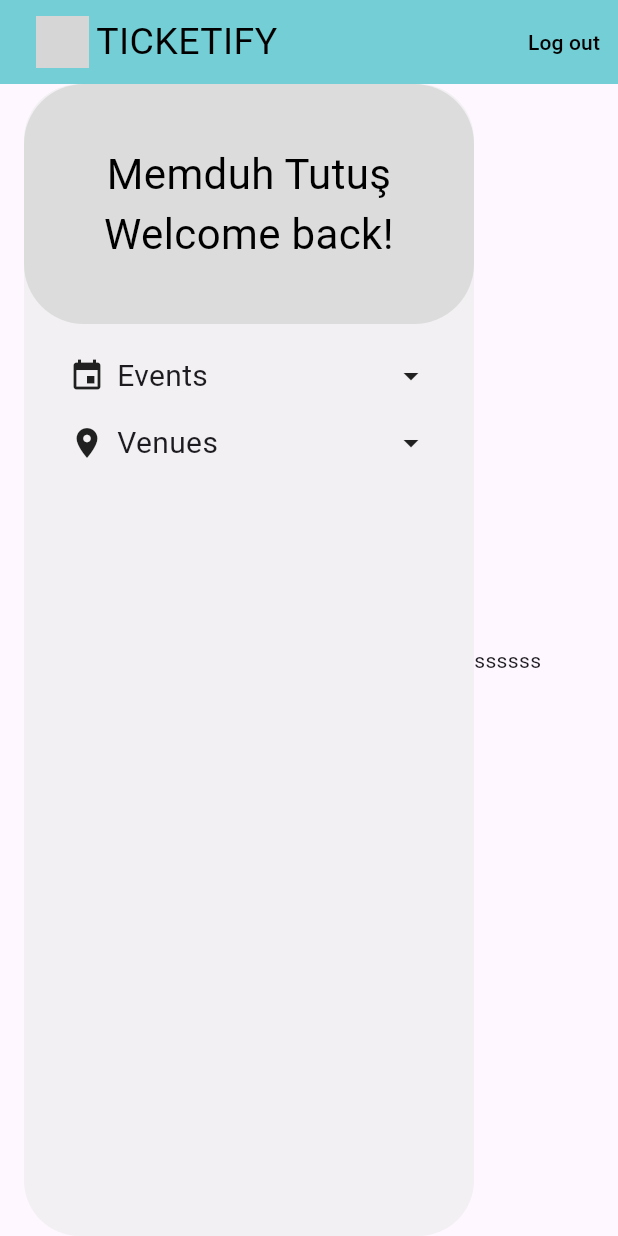
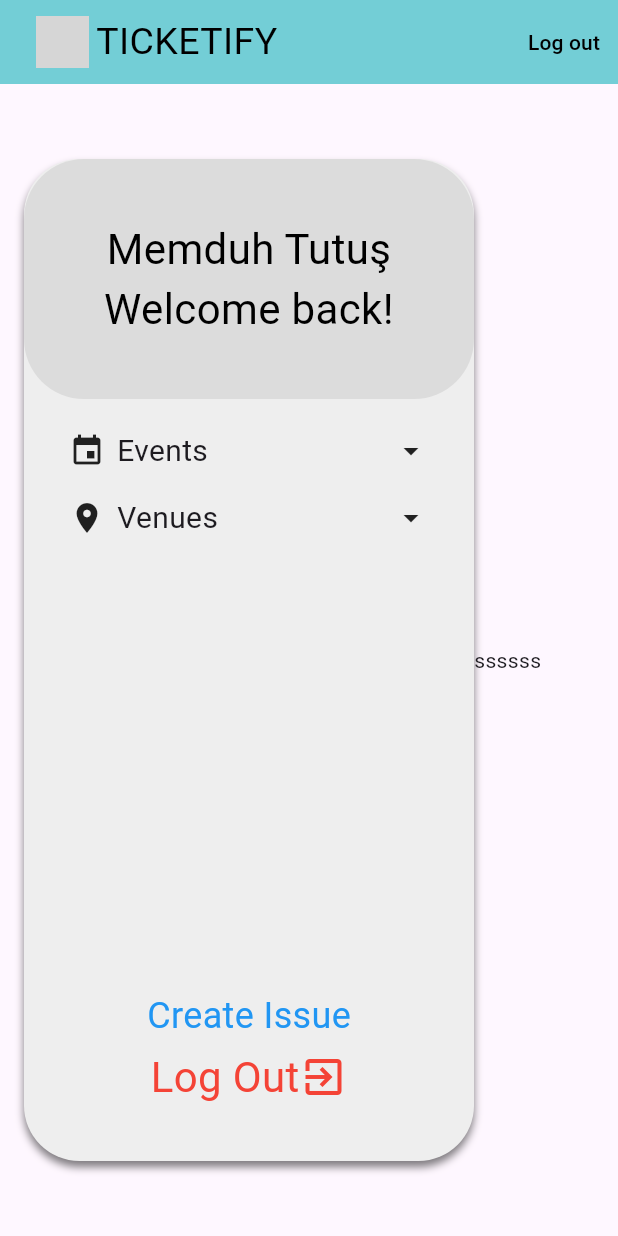
Before and after one commit to berksara145/ticketify, a Flutter app: the screen it shows after launch, on a phone screen of 412 x 824 dp. Run offline on Flutter 3.47's test engine with Material 3 defaults, Android fonts, the phone set to English and light mode, and no system bars; our stand-ins replace dropdown_button2, getwidget, google_fonts; missing offline and left inert: dart:html; grey boxes are pictures that could not be loaded.

Commit message:
small addition

```diff
--- a/ticketify/lib/general_widgets/page_selector/page_selector.dart
+++ b/ticketify/lib/general_widgets/page_selector/page_selector.dart
@@ -9,12 +9,14 @@ class PageSelector extends StatefulWidget {
   final List<PageListConfig> pageListConfigs;
   final String title;
   final Function(String) returnActivePageName;
+  final bool isCreateIssueEnabled;
 
   const PageSelector({
     super.key,
     required this.pageListConfigs,
     required this.title,
     required this.returnActivePageName,
+    this.isCreateIssueEnabled = false,
   });
 
   @override
@@ -27,14 +29,24 @@ class _PageSelectorState extends State<PageSelector> {
 
   @override
   Widget build(BuildContext context) {
-    double screenWidth = MediaQuery.of(context).size.width;
     double containerWidth = 300;
     return Container(
+      margin: EdgeInsets.symmetric(vertical: 50),
       decoration: BoxDecoration(
-          color: AppColors.greylight.withOpacity(.75),
+          boxShadow: [
+            BoxShadow(
+              color: AppColors.black.withOpacity(0.5),
+              blurRadius: 4,
+              offset: Offset(0, 4), // Shadow position
+            ),
+          ],
+          color: AppColors.greylight.withAlpha(255),
           borderRadius: BorderRadius.circular(37)),
       width: containerWidth,
       child: Column(
+        mainAxisAlignment: MainAxisAlignment.spaceBetween,
+        children: [
+          Column(
             children: [
               PageSelectorTitle(title: widget.title),
               const SizedBox(
@@ -63,6 +75,43 @@ class _PageSelectorState extends State<PageSelector> {
                   },
                 );
               }),
+            ],
+          ),
+          Column(
+            mainAxisSize: MainAxisSize.min,
+            crossAxisAlignment: CrossAxisAlignment.center,
+            children: [
+              if (widget.isCreateIssueEnabled)
+                GestureDetector(
+                  onTap: () => print("Create Issue Tapped"),
+                  child: Text(
+                    "Create Issue",
+                    style: TextStyle(
+                      color: Colors.blue,
+                      fontSize: 24,
+                    ),
+                  ),
+                ),
+              if (widget.isCreateIssueEnabled) SizedBox(height: 4),
+              GestureDetector(
+                onTap: () => print("Log Out Tapped"),
+                child: Row(
+                  mainAxisSize: MainAxisSize.min,
+                  children: [
+                    Text(
+                      "Log Out",
+                      style: TextStyle(
+                        color: Colors.red,
+                        fontSize: 28,
+                      ),
+                    ),
+                    Icon(Icons.exit_to_app, color: Colors.red, size: 32),
+                  ],
+                ),
+              ),
+              SizedBox(height: 36),
+            ],
+          )
         ],
       ),
     );
--- a/ticketify/lib/pages/profile/profile_page.dart
+++ b/ticketify/lib/pages/profile/profile_page.dart
@@ -22,6 +22,7 @@ class _ProfilePageState extends State<ProfilePage> {
         child: Row(
           children: [
             PageSelector(
+              isCreateIssueEnabled: true,
               returnActivePageName: (newName) {
                 setState(() {
                   activePage = newName;
```
Lines whose indentation alone changed are shown as unchanged.
